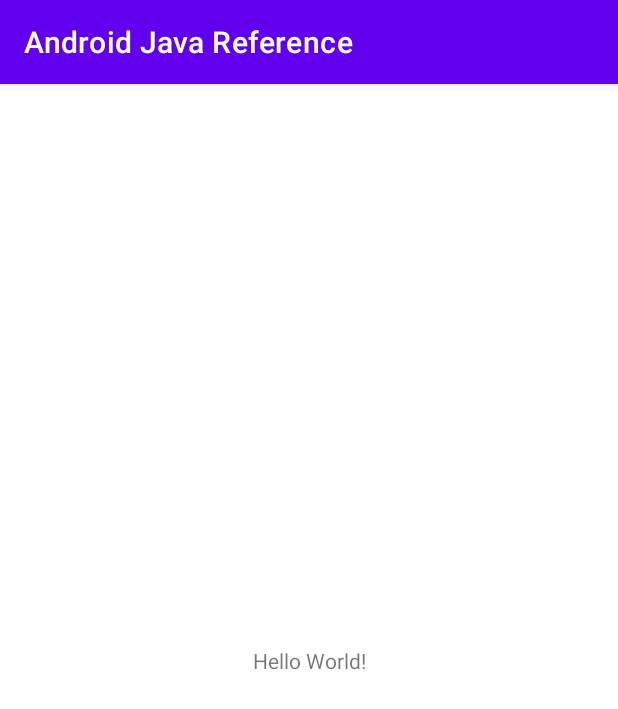
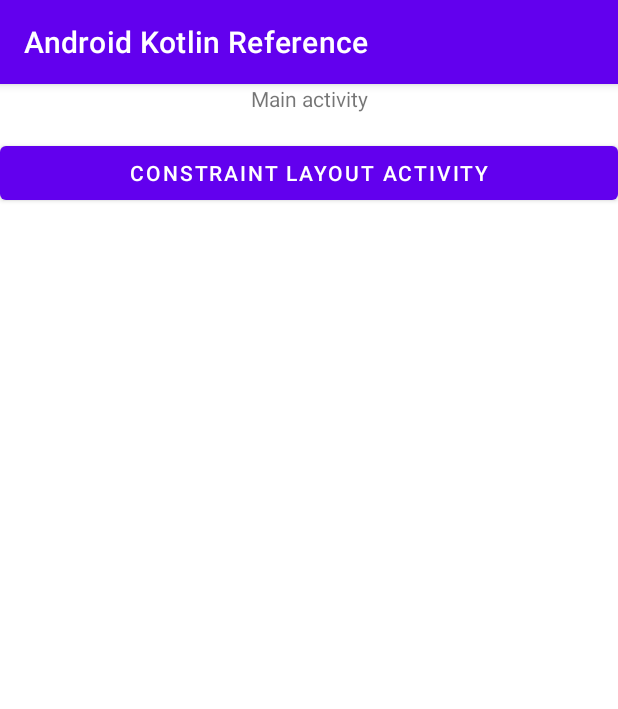
Before and after one commit to matevskial/android-java-pmp-reference, an Android app: the screen it shows after launch (MainActivity), on a phone screen of 412 x 824 dp. Shown: the top 709 px of the screen. Run offline under Robolectric (Android 15) with nearby library versions, the phone set to English and light mode, and no system bars.

Commit message:
Mirror latest changes from the repository android-kotlin-reference
Includes:

* LinearLayout example as the main activity
* ConstraintLayout example
* notes in README

```diff
--- a/app/src/main/AndroidManifest.xml
+++ b/app/src/main/AndroidManifest.xml
@@ -9,6 +9,7 @@
         android:roundIcon="@mipmap/ic_launcher_round"
         android:supportsRtl="true"
         android:theme="@style/Theme.AndroidJavaReference">
+        <activity android:name=".ConstraintExampleActivity"></activity>
         <activity android:name=".MainActivity">
             <intent-filter>
                 <action android:name="android.intent.action.MAIN" />
--- a/app/src/main/java/com/matevskial/androidjavareference/MainActivity.java
+++ b/app/src/main/java/com/matevskial/androidjavareference/MainActivity.java
@@ -2,13 +2,36 @@ package com.matevskial.androidjavareference;
 
 import androidx.appcompat.app.AppCompatActivity;
 
+import android.content.Intent;
 import android.os.Bundle;
+import android.widget.Button;
 
+
+/**
+ * * This is an activity class since it extends the AppCompatActivity class
+ *
+ * * An activity is class that is responsible for drawing some user interface,
+ * dynamically modify the user interface and handle user interaction
+ *
+ * * Every activity class is tied to an xml file describing the layout of the user interface
+ */
 public class MainActivity extends AppCompatActivity {
 
+    private Button constraintExampleButton;
+
+    /**
+     * Predefined methods like this are called for the setup of the activity
+     * This method specifies which layout xml file to inflateso it can be displayed and manipulated with
+     */
     @Override
     protected void onCreate(Bundle savedInstanceState) {
         super.onCreate(savedInstanceState);
         setContentView(R.layout.activity_main);
+        constraintExampleButton = findViewById(R.id.constraintExampleButton);
+
+        constraintExampleButton.setOnClickListener(v -> {
+            Intent intent = new Intent(this, ConstraintExampleActivity.class);
+            startActivity(intent);
+        });
     }
 }
--- a/app/src/main/res/layout/activity_main.xml
+++ b/app/src/main/res/layout/activity_main.xml
@@ -1,18 +1,33 @@
 <?xml version="1.0" encoding="utf-8"?>
-<androidx.constraintlayout.widget.ConstraintLayout xmlns:android="http://schemas.android.com/apk/res/android"
-    xmlns:app="http://schemas.android.com/apk/res-auto"
+<LinearLayout xmlns:android="http://schemas.android.com/apk/res/android"
     xmlns:tools="http://schemas.android.com/tools"
     android:layout_width="match_parent"
     android:layout_height="match_parent"
+    android:orientation="vertical"
     tools:context=".MainActivity">
 
     <TextView
-        android:layout_width="wrap_content"
+        android:id="@+id/textView"
+        android:layout_width="match_parent"
         android:layout_height="wrap_content"
-        android:text="Hello World!"
-        app:layout_constraintBottom_toBottomOf="parent"
-        app:layout_constraintLeft_toLeftOf="parent"
-        app:layout_constraintRight_toRightOf="parent"
-        app:layout_constraintTop_toTopOf="parent" />
+        android:text="@string/mainActivityTextView"
+        android:textAlignment="center" />
 
-</androidx.constraintlayout.widget.ConstraintLayout>
+    <ScrollView
+        android:layout_width="match_parent"
+        android:layout_height="match_parent"
+        android:layout_marginTop="16dp">
+
+        <LinearLayout
+            android:layout_width="match_parent"
+            android:layout_height="wrap_content"
+            android:orientation="vertical" >
+
+            <Button
+                android:id="@+id/constraintExampleButton"
+                android:layout_width="match_parent"
+                android:layout_height="wrap_content"
+                android:text="@string/constraintExampleButton" />
+        </LinearLayout>
+    </ScrollView>
+</LinearLayout>
--- a/app/src/main/res/values/strings.xml
+++ b/app/src/main/res/values/strings.xml
@@ -1,3 +1,7 @@
 <resources>
-    <string name="app_name">Android Java Reference</string>
+    <string name="app_name">Android Kotlin Reference</string>
+    <string name="generateButton">Generate random string</string>
+    <string name="defaultValueForGeneratedText">Click the button to change this text to a generated value</string>
+    <string name="constraintExampleButton">Constraint Layout Activity</string>
+    <string name="mainActivityTextView">Main activity</string>
 </resources>
```
Also changed, not shown: app/src/main/java/com/matevskial/androidjavareference/ConstraintExampleActivity.java (added, +37 -0 lines), app/src/main/res/layout/activity_constraint_example.xml (added, +34 -0 lines), 1 other file.
